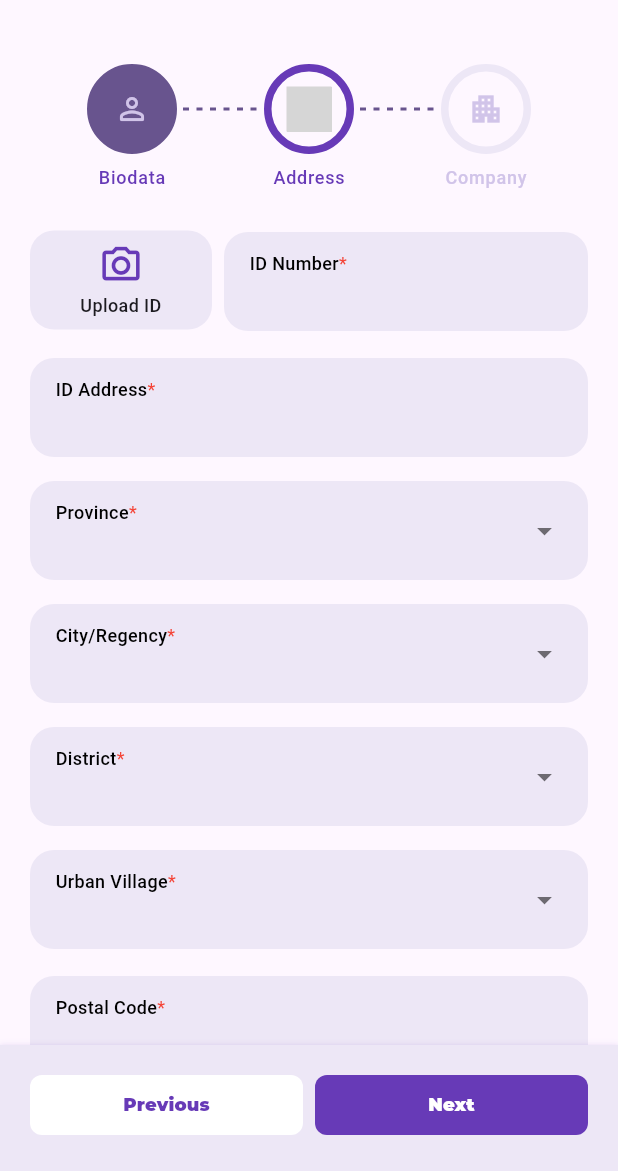
After one commit to hardwhy/payung_teduh, a Flutter app: the PersonalInfoScreen screen opened directly, after a tap on "Next", on a phone screen of 412 x 824 dp, the part 65-1236 px from its top. The commit adds this screen. Run offline on Flutter 3.47's test engine with Material 3 defaults, Android fonts, the phone set to English and light mode, and no system bars; drawn by our look-alikes of easy_stepper; our stand-ins replace flutter_bloc, flutter_svg, shared_preferences; accounts and stored records are empty; Roboto replaces fonts that are missing (DM Sans); project files that could hold a hidden picture were left out; grey boxes are pictures that could not be loaded.

Commit message:
feat: add address layout

```diff
--- a/lib/presentation/screens/personal_info/personal_info_screen.dart
+++ b/lib/presentation/screens/personal_info/personal_info_screen.dart
@@ -1,6 +1,7 @@
 import 'package:flutter/material.dart';
 import 'package:flutter_bloc/flutter_bloc.dart';
 import 'package:payung_teduh/presentation/screens/personal_info/cubits/stepper/stepper_cubit.dart';
+import 'package:payung_teduh/presentation/screens/personal_info/widgets/personal_info_address_form.dart';
 import 'package:payung_teduh/presentation/screens/personal_info/widgets/personal_info_biodata_form.dart';
 import 'package:payung_teduh/presentation/screens/personal_info/widgets/personal_info_stepper.dart';
 import 'package:payung_teduh/presentation/themes/themes.dart';
@@ -31,13 +32,21 @@ class _PersonalInfoScreenState extends State<PersonalInfoScreen> {
           width: double.infinity,
           child: Column(
             children: [
-              const Flexible(
+              Flexible(
                 child: SingleChildScrollView(
-                  padding: EdgeInsets.only(top: 20),
+                  padding: const EdgeInsets.only(top: 20),
                   child: Column(
                     children: [
-                      PersonalInfoStepper(),
-                      PersonalInfoBiodataForm(),
+                      const PersonalInfoStepper(),
+                      BlocBuilder<StepperCubit, StepperState>(
+                        builder: (context, state) {
+                          return [
+                            const PersonalInfoBiodataForm(),
+                            const PersonalInfoAddressForm(),
+                            const PersonalInfoAddressForm()
+                          ][state.step];
+                        },
+                      ),
                     ],
                   ),
                 ),
--- /dev/null
+++ b/lib/presentation/screens/personal_info/widgets/personal_info_address_form.dart
@@ -0,0 +1,121 @@
+import 'package:flutter/material.dart';
+import 'package:payung_teduh/presentation/themes/src/typography.dart';
+import 'package:payung_teduh/presentation/widgets/widgets.dart';
+
+class PersonalInfoAddressForm extends StatelessWidget {
+  const PersonalInfoAddressForm({super.key});
+
+  @override
+  Widget build(BuildContext context) {
+    return Padding(
+      padding: const EdgeInsets.symmetric(horizontal: 20.0, vertical: 20),
+      child: Column(
+        children: [
+          Row(
+            children: [
+              Expanded(
+                child: Ripplify(
+                  padding: const EdgeInsets.all(8),
+                  decoration: BoxDecoration(
+                      color: Colors.deepPurple[50],
+                      borderRadius: BorderRadius.circular(16)),
+                  onTap: () {},
+                  child: const Column(
+                    children: [
+                      Icon(
+                        Icons.camera_alt_outlined,
+                        size: 30,
+                        color: Colors.deepPurple,
+                      ),
+                      SizedBox(height: 4),
+                      Caption.strong(
+                        'Upload ID',
+                        align: TextAlign.center,
+                      )
+                    ],
+                  ),
+                ),
+              ),
+              const SizedBox(width: 8),
+              const Expanded(
+                flex: 2,
+                child: TextInput(
+                  label: 'ID Number',
+                  isRequired: true,
+                  keyboardType: TextInputType.number,
+                ),
+              ),
+            ],
+          ),
+          const SizedBox(height: 16),
+          const TextInput(
+            label: 'ID Address',
+            isRequired: true,
+          ),
+          const SizedBox(height: 16),
+          const DropdownField<String>(
+            label: 'Province',
+            isRequired: true,
+            values: [
+              DropdownMenuItem(
+                value: 'Sumatera Utara',
+                child: Paragraph(
+                  'Sumatera Utara',
+                  color: Colors.black87,
+                ),
+              ),
+            ],
+          ),
+          const SizedBox(height: 16),
+          const DropdownField<String>(
+            label: 'City/Regency',
+            isRequired: true,
+            values: [
+              DropdownMenuItem(
+                value: 'Medan',
+                child: Paragraph(
+                  'Medan',
+                  color: Colors.black87,
+                ),
+              ),
+            ],
+          ),
+          const SizedBox(height: 16),
+          const DropdownField<String>(
+            label: 'District',
+            isRequired: true,
+            values: [
+              DropdownMenuItem(
+                value: 'Medan Selayang',
+                child: Paragraph(
+                  'Medan Selayang',
+                  color: Colors.black87,
+                ),
+              ),
+            ],
+          ),
+          const SizedBox(height: 16),
+          const DropdownField<String>(
+            label: 'Urban Village',
+            isRequired: true,
+            values: [
+              DropdownMenuItem(
+                value: 'Petisah Tengah',
+                child: Paragraph(
+                  'Petisah Tengah',
+                  color: Colors.black87,
+                ),
+              ),
+            ],
+          ),
+          const SizedBox(height: 16),
+          const TextInput(
+            label: 'Postal Code',
+            isRequired: true,
+          ),
+          const SizedBox(height: kBottomNavigationBarHeight),
+        ],
+      ),
+    );
+  }
+}
--- a/lib/presentation/screens/personal_info/widgets/personal_info_biodata_form.dart
+++ b/lib/presentation/screens/personal_info/widgets/personal_info_biodata_form.dart
@@ -46,13 +46,82 @@ class PersonalInfoBiodataForm extends StatelessWidget {
           ),
           const SizedBox(height: 16),
           const DropdownField<String>(
-            label: 'Province',
+            label: 'Gender',
             isRequired: true,
             values: [
               DropdownMenuItem(
-                value: 'Sumatera Utara',
+                value: 'Male',
                 child: Paragraph(
-                  'Sumatera Utara',
+                  'Male',
+                  color: Colors.black87,
+                ),
+              ),
+              DropdownMenuItem(
+                value: 'Female',
+                child: Paragraph(
+                  'Female',
+                  color: Colors.black87,
+                ),
+              ),
+            ],
+          ),
+          const SizedBox(height: 16),
+          const TextInput(
+            label: 'Email',
+            isRequired: true,
+            readOnly: true,
+            initialValue: 'test@gmail.com',
+          ),
+          const SizedBox(height: 16),
+          const TextInput(
+            label: 'Phone',
+            isRequired: true,
+            keyboardType: TextInputType.phone,
+          ),
+          const SizedBox(height: 16),
+          const DropdownField<String>(
+            label: 'Education',
+            isRequired: true,
+            values: [
+              DropdownMenuItem(
+                value: 'Doctoral Degree',
+                child: Paragraph(
+                  'Doctoral Degree',
+                  color: Colors.black87,
+                ),
+              ),
+              DropdownMenuItem(
+                value: 'Master Degree',
+                child: Paragraph(
+                  'Master Degree',
+                  color: Colors.black87,
+                ),
+              ),
+              DropdownMenuItem(
+                value: 'Bachelor Degree',
+                child: Paragraph(
+                  'Bachelor Degree',
+                  color: Colors.black87,
+                ),
+              ),
+              DropdownMenuItem(
+                value: 'High School',
+                child: Paragraph(
+                  'High School',
+                  color: Colors.black87,
+                ),
+              ),
+              DropdownMenuItem(
+                value: 'Middle School',
+                child: Paragraph(
+                  'Middle School',
+                  color: Colors.black87,
+                ),
+              ),
+              DropdownMenuItem(
+                value: 'Elementary School',
+                child: Paragraph(
+                  'Elementary School',
                   color: Colors.black87,
                 ),
               ),
@@ -60,50 +129,31 @@ class PersonalInfoBiodataForm extends StatelessWidget {
           ),
           const SizedBox(height: 16),
           const DropdownField<String>(
-            label: 'City/Regency',
+            label: 'Marital Status',
             isRequired: true,
             values: [
               DropdownMenuItem(
-                value: 'Medan',
+                value: 'Married',
                 child: Paragraph(
-                  'Medan',
+                  'Married',
+                  color: Colors.black87,
+                ),
+              ),
+              DropdownMenuItem(
+                value: 'Single',
+                child: Paragraph(
+                  'Single',
+                  color: Colors.black87,
+                ),
+              ),
+              DropdownMenuItem(
+                value: 'Divorced',
+                child: Paragraph(
+                  'Divorced',
                   color: Colors.black87,
                 ),
               ),
             ],
-          ),
-          const SizedBox(height: 16),
-          const DropdownField<String>(
-            label: 'District',
-            isRequired: true,
-            values: [
-              DropdownMenuItem(
-                value: 'Medan Selayang',
-                child: Paragraph(
-                  'Medan Selayang',
-                  color: Colors.black87,
-                ),
-              ),
-            ],
-          ),
-          const SizedBox(height: 16),
-          const DropdownField<String>(
-            label: 'Urban Village',
-            isRequired: true,
-            values: [
-              DropdownMenuItem(
-                value: 'Petisah Tengah',
-                child: Paragraph(
-                  'Petisah Tengah',
-                  color: Colors.black87,
-                ),
-              ),
-            ],
-          ),
-          const SizedBox(height: 16),
-          const TextInput(
-            label: 'Postal Code',
-            isRequired: true,
           ),
           const SizedBox(height: kBottomNavigationBarHeight),
         ],
--- a/lib/presentation/screens/personal_info/widgets/personal_info_stepper.dart
+++ b/lib/presentation/screens/personal_info/widgets/personal_info_stepper.dart
@@ -16,6 +16,9 @@ class PersonalInfoStepper extends StatelessWidget {
           height: 100,
           child: EasyStepper(
             activeStep: state.step,
+            finishedStepTextColor: Colors.deepPurple,
+            activeStepTextColor: Colors.deepPurple,
+            unreachedStepTextColor: Colors.deepPurple[100],
             activeStepBorderType: BorderType.normal,
             borderThickness: 5,
             activeStepBorderColor: Colors.deepPurple,
```
